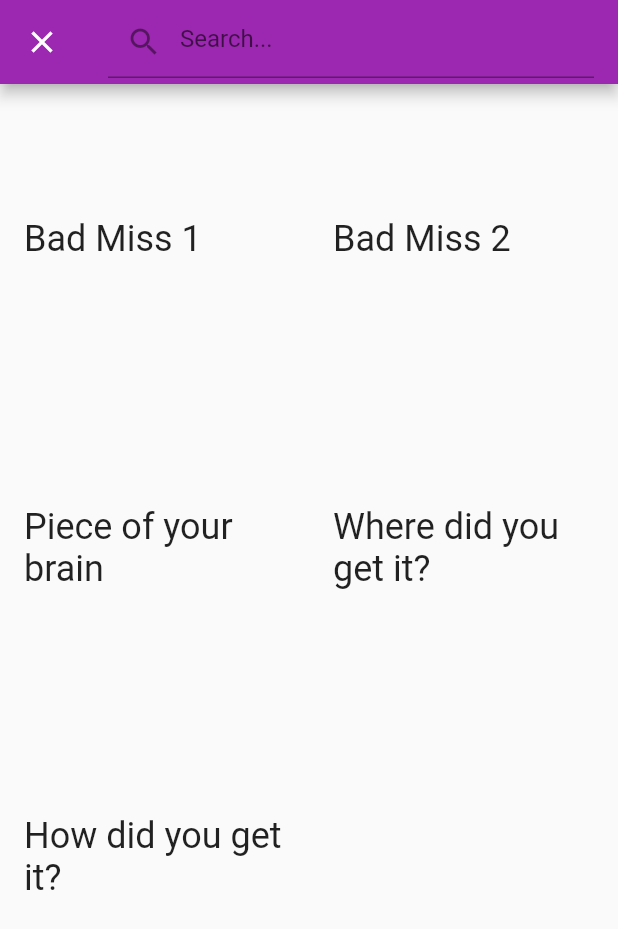
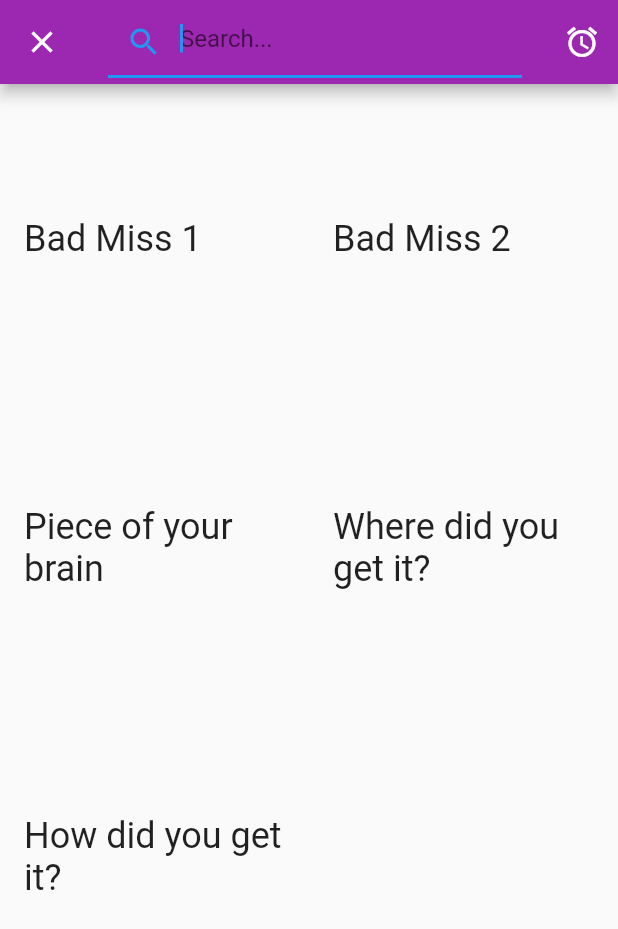
Before and after one commit to mdr/pocket-scat, a Flutter app: the screen it shows after launch, after a tap on the "search" icon, on a phone screen of 412 x 824 dp. Shown: the top 929 px of the screen. Run offline on Flutter 3.47's test engine with Material 2 defaults, Android fonts, the light colour scheme and no system bars; our stand-ins replace audioplayers; missing offline and left inert: dart_random_choice.

Commit message:
Add random button

```diff
--- a/lib/main.dart
+++ b/lib/main.dart
@@ -7,6 +7,7 @@ import 'package:audioplayers/audioplayers.dart';
 import 'package:flutter/material.dart';
 import 'package:pocket_scat/util/Quote.dart';
 import 'package:pocket_scat/util/QuotesList.dart';
+import 'package:dart_random_choice/dart_random_choice.dart';
 
 void main() => runApp(MyApp());
 
@@ -57,7 +58,11 @@ class QuoteState extends State<QuotesWidget> {
               title: _appBarTitle,
               backgroundColor: Colors.purple,
               leading:
-                  new IconButton(icon: searchIcon, onPressed: _searchPressed)),
+                  new IconButton(icon: searchIcon, onPressed: _searchPressed),
+            actions: <Widget>[
+              IconButton(icon: Icon(Icons.alarm), onPressed: _randomPressed),
+            ],),
+
           body: GridView.count(
               crossAxisCount: 2,
               children: filteredQuotes
@@ -83,6 +88,7 @@ class QuoteState extends State<QuotesWidget> {
           controller: _filter,
           decoration: new InputDecoration(
               prefixIcon: new Icon(Icons.search), hintText: 'Search...'),
+          autofocus: true,
         );
       } else {
         this.searchIcon = new Icon(Icons.search);
@@ -93,6 +99,11 @@ class QuoteState extends State<QuotesWidget> {
     });
   }
 
+  Future _randomPressed() async {
+    final element = randomChoice<Quote>(filteredQuotes);
+    await playQuote(element.filename);
+  }
+
   Future playQuote(String filename) async {
     await player?.pause();
     player = await AudioCache().play("$filename.wav");
--- a/pubspec.yaml
+++ b/pubspec.yaml
@@ -12,6 +12,7 @@ dependencies:
 
   cupertino_icons: ^0.1.2
   audioplayers: 0.10.1
+  dart_random_choice: ^0.0.2
 
 dev_dependencies:
   flutter_test:
```
Also changed, not shown: pubspec.lock.
